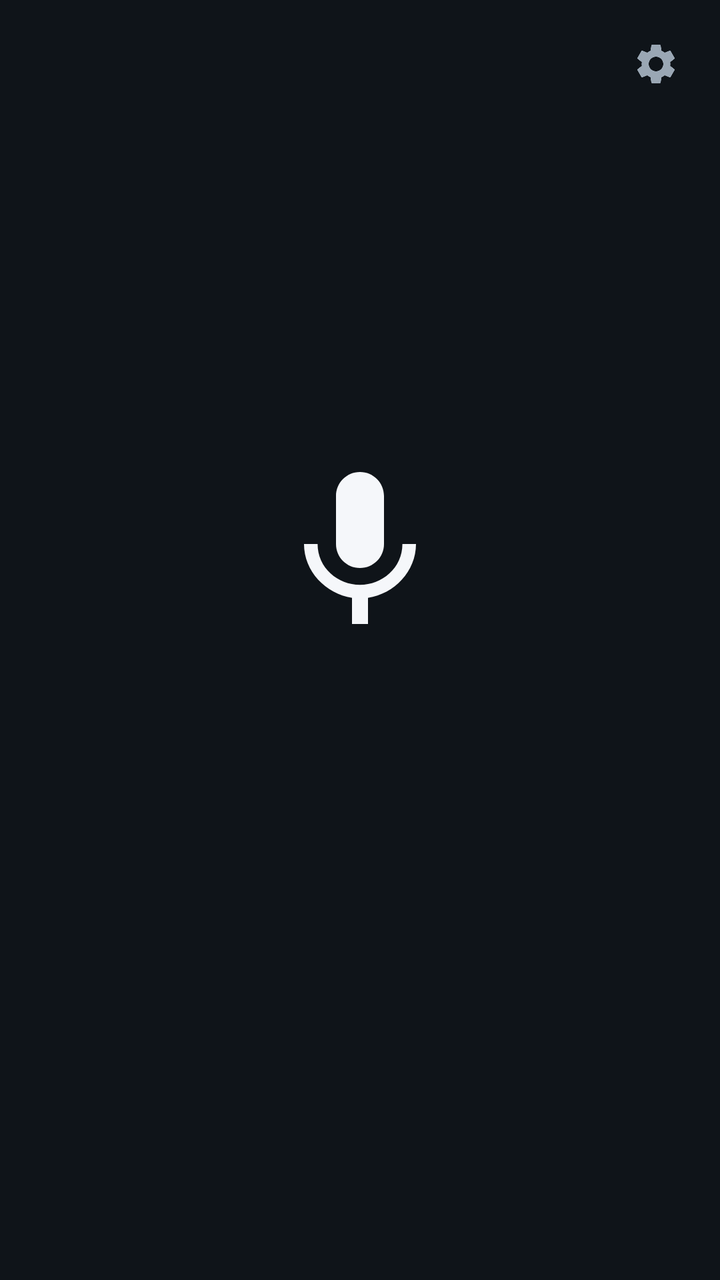
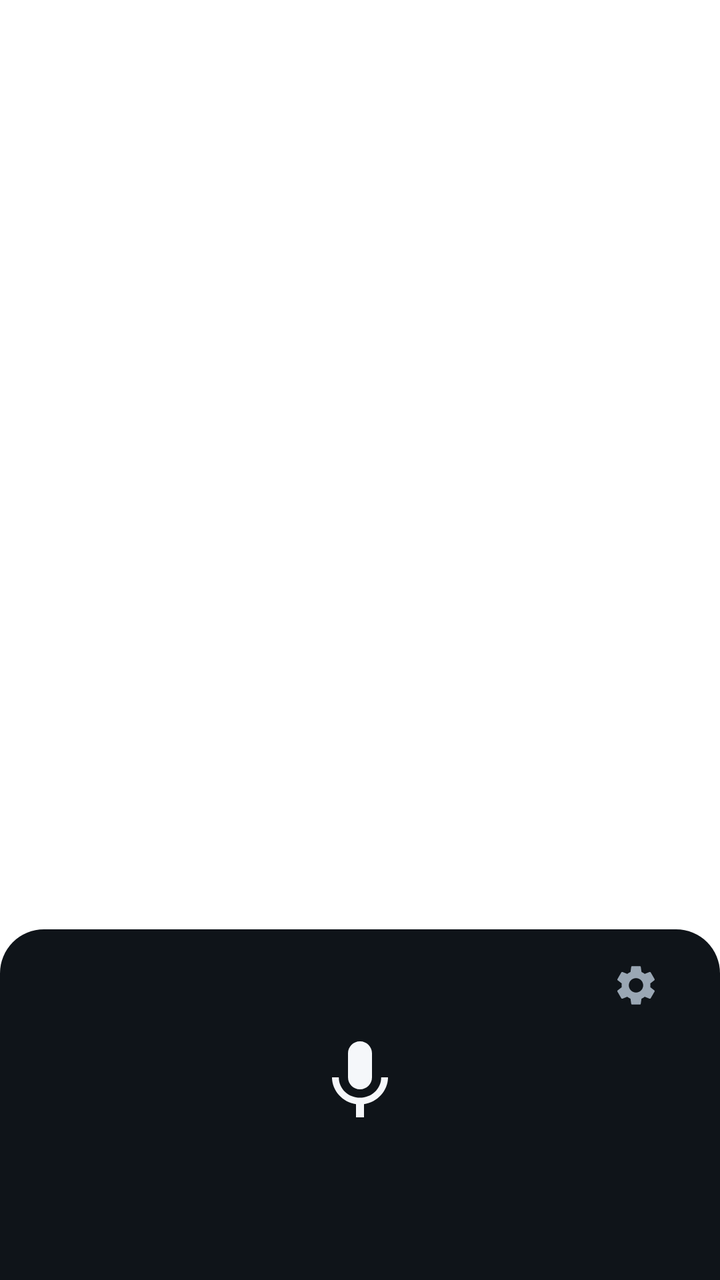

Before-and-after screenshots of an Android layout around one commit, followed by the original layout XML and the change that was made.
<!-- AndroidManifest.xml: activity theme Theme.GptVoiceInput.Recognition -->
<!-- res/layout/activity_recognition.xml -->
<?xml version="1.0" encoding="utf-8"?>
<FrameLayout xmlns:android="http://schemas.android.com/apk/res/android"
    xmlns:app="http://schemas.android.com/apk/res-auto"
    android:id="@+id/root"
    android:layout_width="match_parent"
    android:layout_height="match_parent"
    android:background="@color/recognition_bg"
    android:clickable="true"
    android:focusable="true">

    <LinearLayout
        android:layout_width="wrap_content"
        android:layout_height="wrap_content"
        android:layout_gravity="center"
        android:gravity="center_horizontal"
        android:orientation="vertical"
        android:padding="32dp">

        <ImageView
            android:id="@+id/mic_icon"
            android:layout_width="96dp"
            android:layout_height="96dp"
            android:contentDescription="@string/cd_mic"
            android:src="@drawable/ic_mic"
            app:tint="@color/recognition_fg" />

        <ProgressBar
            android:id="@+id/processing_bar"
            android:layout_width="56dp"
            android:layout_height="56dp"
            android:indeterminateTint="@color/recognition_fg"
            android:visibility="gone" />

        <TextView
            android:id="@+id/status_text"
            android:layout_width="wrap_content"
            android:layout_height="wrap_content"
            android:layout_marginTop="28dp"
            android:textColor="@color/recognition_fg"
            android:textSize="22sp"
            android:textStyle="bold" />

        <TextView
            android:id="@+id/hint_text"
            android:layout_width="wrap_content"
            android:layout_height="wrap_content"
            android:layout_marginTop="10dp"
            android:gravity="center"
            android:textColor="@color/recognition_fg_dim"
            android:textSize="15sp" />

        <LinearLayout
            android:id="@+id/error_buttons"
            android:layout_width="wrap_content"
            android:layout_height="wrap_content"
            android:layout_marginTop="28dp"
            android:orientation="horizontal"
            android:visibility="gone">

            <Button
                android:id="@+id/cancel_button"
                style="?android:attr/borderlessButtonStyle"
                android:layout_width="wrap_content"
                android:layout_height="wrap_content"
                android:text="@string/cancel"
                android:textColor="@color/recognition_fg" />

            <Button
                android:id="@+id/open_settings_error_button"
                style="?android:attr/borderlessButtonStyle"
                android:layout_width="wrap_content"
                android:layout_height="wrap_content"
                android:text="@string/open_settings"
                android:textColor="@color/recognition_fg"
                android:visibility="gone" />

            <Button
                android:id="@+id/retry_button"
                style="?android:attr/borderlessButtonStyle"
                android:layout_width="wrap_content"
                android:layout_height="wrap_content"
                android:text="@string/retry"
                android:textColor="@color/recognition_fg" />
        </LinearLayout>

        <Button
            android:id="@+id/settings_action_button"
            style="?android:attr/borderlessButtonStyle"
            android:layout_width="wrap_content"
            android:layout_height="wrap_content"
            android:layout_marginTop="28dp"
            android:text="@string/open_settings"
            android:textColor="@color/recognition_fg"
            android:visibility="gone" />
    </LinearLayout>

    <ImageButton
        android:id="@+id/gear_button"
        android:layout_width="48dp"
        android:layout_height="48dp"
        android:layout_gravity="top|end"
        android:layout_margin="8dp"
        android:background="?android:attr/selectableItemBackgroundBorderless"
        android:contentDescription="@string/cd_settings"
        android:padding="10dp"
        android:src="@drawable/ic_settings"
        app:tint="@color/recognition_fg_dim" />

</FrameLayout>
<!-- resources referenced by this layout -->
<resources>
  <color name="recognition_bg">#0F1419</color>
  <color name="recognition_fg">#F5F7FA</color>
  <color name="recognition_fg_dim">#9AA7B4</color>
  <!-- drawable ic_mic (drawable) -->
  <?xml version="1.0" encoding="utf-8"?>
  <vector xmlns:android="http://schemas.android.com/apk/res/android"
      android:width="24dp"
      android:height="24dp"
      android:viewportWidth="24"
      android:viewportHeight="24">
      <path
          android:fillColor="#FF000000"
          android:pathData="M12,14c1.66,0 3,-1.34 3,-3V5c0,-1.66 -1.34,-3 -3,-3S9,3.34 9,5v6c0,1.66 1.34,3 3,3zM17.3,11c0,3 -2.54,5.1 -5.3,5.1S6.7,14 6.7,11H5c0,3.41 2.72,6.23 6,6.72V21h2v-3.28c3.28,-0.48 6,-3.3 6,-6.72h-1.7z" />
  </vector>
  <!-- drawable ic_settings (drawable) -->
  <?xml version="1.0" encoding="utf-8"?>
  <vector xmlns:android="http://schemas.android.com/apk/res/android"
      android:width="24dp"
      android:height="24dp"
      android:viewportWidth="24"
      android:viewportHeight="24">
      <path
          android:fillColor="#FF000000"
          android:pathData="M19.14,12.94c0.04,-0.3 0.06,-0.61 0.06,-0.94c0,-0.32 -0.02,-0.64 -0.07,-0.94l2.03,-1.58c0.18,-0.14 0.23,-0.41 0.12,-0.61l-1.92,-3.32c-0.12,-0.22 -0.37,-0.29 -0.59,-0.22l-2.39,0.96c-0.5,-0.38 -1.03,-0.7 -1.62,-0.94L14.4,2.81c-0.04,-0.24 -0.24,-0.41 -0.48,-0.41h-3.84c-0.24,0 -0.43,0.17 -0.47,0.41L9.25,5.35C8.66,5.59 8.12,5.92 7.63,6.29L5.24,5.33c-0.22,-0.08 -0.47,0 -0.59,0.22L2.74,8.87C2.62,9.08 2.66,9.34 2.86,9.48l2.03,1.58C4.84,11.36 4.8,11.69 4.8,12s0.02,0.64 0.07,0.94l-2.03,1.58c-0.18,0.14 -0.23,0.41 -0.12,0.61l1.92,3.32c0.12,0.22 0.37,0.29 0.59,0.22l2.39,-0.96c0.5,0.38 1.03,0.7 1.62,0.94l0.36,2.54c0.05,0.24 0.24,0.41 0.48,0.41h3.84c0.24,0 0.44,-0.17 0.47,-0.41l0.36,-2.54c0.59,-0.24 1.13,-0.56 1.62,-0.94l2.39,0.96c0.22,0.08 0.47,0 0.59,-0.22l1.92,-3.32c0.12,-0.22 0.07,-0.47 -0.12,-0.61L19.14,12.94zM12,15.6c-1.98,0 -3.6,-1.62 -3.6,-3.6s1.62,-3.6 3.6,-3.6s3.6,1.62 3.6,3.6S13.98,15.6 12,15.6z" />
  </vector>
  <string name="cancel">Cancel</string>
  <string name="cd_mic">Microphone</string>
  <string name="cd_settings">Settings</string>
  <string name="open_settings">Open Settings</string>
  <string name="retry">Retry</string>
  <style name="Theme.GptVoiceInput.Recognition" parent="Theme.AppCompat.NoActionBar">
          <item name="android:windowBackground">@color/recognition_bg</item>
          <item name="android:statusBarColor">@color/recognition_bg</item>
          <item name="android:navigationBarColor">@color/recognition_bg</item>
          <item name="android:windowLightStatusBar">false</item>
      </style>
</resources>

<!-- the commit's change to res/layout/activity_recognition.xml (unified diff, before → after) -->
@@ -3,107 +3,117 @@
     xmlns:app="http://schemas.android.com/apk/res-auto"
     android:id="@+id/root"
     android:layout_width="match_parent"
-    android:layout_height="match_parent"
-    android:background="@color/recognition_bg"
-    android:clickable="true"
-    android:focusable="true">
+    android:layout_height="match_parent">
 
     <LinearLayout
-        android:layout_width="wrap_content"
+        android:id="@+id/panel"
+        android:layout_width="match_parent"
         android:layout_height="wrap_content"
-        android:layout_gravity="center"
-        android:gravity="center_horizontal"
+        android:layout_gravity="bottom"
+        android:background="@drawable/panel_background"
+        android:clickable="true"
+        android:focusable="true"
         android:orientation="vertical"
-        android:padding="32dp">
+        android:paddingStart="20dp"
+        android:paddingEnd="20dp"
+        android:paddingBottom="12dp">
 
-        <ImageView
-            android:id="@+id/mic_icon"
-            android:layout_width="96dp"
-            android:layout_height="96dp"
-            android:contentDescription="@string/cd_mic"
-            android:src="@drawable/ic_mic"
-            app:tint="@color/recognition_fg" />
-
-        <ProgressBar
-            android:id="@+id/processing_bar"
-            android:layout_width="56dp"
-            android:layout_height="56dp"
-            android:indeterminateTint="@color/recognition_fg"
-            android:visibility="gone" />
-
-        <TextView
-            android:id="@+id/status_text"
-            android:layout_width="wrap_content"
-            android:layout_height="wrap_content"
-            android:layout_marginTop="28dp"
-            android:textColor="@color/recognition_fg"
-            android:textSize="22sp"
-            android:textStyle="bold" />
-
-        <TextView
-            android:id="@+id/hint_text"
-            android:layout_width="wrap_content"
-            android:layout_height="wrap_content"
-            android:layout_marginTop="10dp"
-            android:gravity="center"
-            android:textColor="@color/recognition_fg_dim"
-            android:textSize="15sp" />
+        <ImageButton
+            android:id="@+id/gear_button"
+            android:layout_width="44dp"
+            android:layout_height="44dp"
+            android:layout_gravity="end"
+            android:layout_marginTop="6dp"
+            android:background="?android:attr/selectableItemBackgroundBorderless"
+            android:contentDescription="@string/cd_settings"
+            android:padding="10dp"
+            android:src="@drawable/ic_settings"
+            app:tint="@color/recognition_fg_dim" />
 
         <LinearLayout
-            android:id="@+id/error_buttons"
-            android:layout_width="wrap_content"
+            android:layout_width="match_parent"
             android:layout_height="wrap_content"
-            android:layout_marginTop="28dp"
-            android:orientation="horizontal"
-            android:visibility="gone">
+            android:gravity="center_horizontal"
+            android:orientation="vertical"
+            android:paddingTop="2dp">
+
+            <ImageView
+                android:id="@+id/mic_icon"
+                android:layout_width="48dp"
+                android:layout_height="48dp"
+                android:contentDescription="@string/cd_mic"
+                android:src="@drawable/ic_mic"
+                app:tint="@color/recognition_fg" />
+
+            <ProgressBar
+                android:id="@+id/processing_bar"
+                android:layout_width="44dp"
+                android:layout_height="44dp"
+                android:indeterminateTint="@color/recognition_fg"
+                android:visibility="gone" />
+
+            <TextView
+                android:id="@+id/status_text"
+                android:layout_width="wrap_content"
+                android:layout_height="wrap_content"
+                android:layout_marginTop="14dp"
+                android:textColor="@color/recognition_fg"
+                android:textSize="18sp"
+                android:textStyle="bold" />
+
+            <TextView
+                android:id="@+id/hint_text"
+                android:layout_width="wrap_content"
+                android:layout_height="wrap_content"
+                android:layout_marginTop="6dp"
+                android:gravity="center"
+                android:maxLines="2"
+                android:textColor="@color/recognition_fg_dim"
+                android:textSize="14sp" />
+
+            <LinearLayout
+                android:id="@+id/error_buttons"
+                android:layout_width="wrap_content"
+                android:layout_height="wrap_content"
+                android:layout_marginTop="12dp"
+                android:orientation="horizontal"
+                android:visibility="gone">
+
+                <Button
+                    android:id="@+id/cancel_button"
+                    style="?android:attr/borderlessButtonStyle"
+                    android:layout_width="wrap_content"
+                    android:layout_height="wrap_content"
+                    android:text="@string/cancel"
+                    android:textColor="@color/recognition_fg" />
+
+                <Button
+                    android:id="@+id/open_settings_error_button"
+                    style="?android:attr/borderlessButtonStyle"
+                    android:layout_width="wrap_content"
+                    android:layout_height="wrap_content"
+                    android:text="@string/open_settings"
+                    android:textColor="@color/recognition_fg"
+                    android:visibility="gone" />
+
+                <Button
+                    android:id="@+id/retry_button"
+                    style="?android:attr/borderlessButtonStyle"
+                    android:layout_width="wrap_content"
+                    android:layout_height="wrap_content"
+                    android:text="@string/retry"
+                    android:textColor="@color/recognition_fg" />
+            </LinearLayout>
 
             <Button
-                android:id="@+id/cancel_button"
+                android:id="@+id/settings_action_button"
                 style="?android:attr/borderlessButtonStyle"
                 android:layout_width="wrap_content"
                 android:layout_height="wrap_content"
-                android:text="@string/cancel"
-                android:textColor="@color/recognition_fg" />
-
-            <Button
-                android:id="@+id/open_settings_error_button"
-                style="?android:attr/borderlessButtonStyle"
-                android:layout_width="wrap_content"
-                android:layout_height="wrap_content"
+                android:layout_marginTop="12dp"
                 android:text="@string/open_settings"
                 android:textColor="@color/recognition_fg"
                 android:visibility="gone" />
-
-            <Button
-                android:id="@+id/retry_button"
-                style="?android:attr/borderlessButtonStyle"
-                android:layout_width="wrap_content"
-                android:layout_height="wrap_content"
-                android:text="@string/retry"
-                android:textColor="@color/recognition_fg" />
         </LinearLayout>
-
-        <Button
-            android:id="@+id/settings_action_button"
-            style="?android:attr/borderlessButtonStyle"
-            android:layout_width="wrap_content"
-            android:layout_height="wrap_content"
-            android:layout_marginTop="28dp"
-            android:text="@string/open_settings"
-            android:textColor="@color/recognition_fg"
-            android:visibility="gone" />
     </LinearLayout>
-
-    <ImageButton
-        android:id="@+id/gear_button"
-        android:layout_width="48dp"
-        android:layout_height="48dp"
-        android:layout_gravity="top|end"
-        android:layout_margin="8dp"
-        android:background="?android:attr/selectableItemBackgroundBorderless"
-        android:contentDescription="@string/cd_settings"
-        android:padding="10dp"
-        android:src="@drawable/ic_settings"
-        app:tint="@color/recognition_fg_dim" />
-
 </FrameLayout>
<!-- resource entries referenced after the edit -->
@@ -1,6 +1,5 @@
 <!-- resources referenced by this layout -->
 <resources>
-  <color name="recognition_bg">#0F1419</color>
   <color name="recognition_fg">#F5F7FA</color>
   <color name="recognition_fg_dim">#9AA7B4</color>
   <!-- drawable ic_mic (drawable) -->
@@ -25,16 +24,35 @@
           android:fillColor="#FF000000"
           android:pathData="M19.14,12.94c0.04,-0.3 0.06,-0.61 0.06,-0.94c0,-0.32 -0.02,-0.64 -0.07,-0.94l2.03,-1.58c0.18,-0.14 0.23,-0.41 0.12,-0.61l-1.92,-3.32c-0.12,-0.22 -0.37,-0.29 -0.59,-0.22l-2.39,0.96c-0.5,-0.38 -1.03,-0.7 -1.62,-0.94L14.4,2.81c-0.04,-0.24 -0.24,-0.41 -0.48,-0.41h-3.84c-0.24,0 -0.43,0.17 -0.47,0.41L9.25,5.35C8.66,5.59 8.12,5.92 7.63,6.29L5.24,5.33c-0.22,-0.08 -0.47,0 -0.59,0.22L2.74,8.87C2.62,9.08 2.66,9.34 2.86,9.48l2.03,1.58C4.84,11.36 4.8,11.69 4.8,12s0.02,0.64 0.07,0.94l-2.03,1.58c-0.18,0.14 -0.23,0.41 -0.12,0.61l1.92,3.32c0.12,0.22 0.37,0.29 0.59,0.22l2.39,-0.96c0.5,0.38 1.03,0.7 1.62,0.94l0.36,2.54c0.05,0.24 0.24,0.41 0.48,0.41h3.84c0.24,0 0.44,-0.17 0.47,-0.41l0.36,-2.54c0.59,-0.24 1.13,-0.56 1.62,-0.94l2.39,0.96c0.22,0.08 0.47,0 0.59,-0.22l1.92,-3.32c0.12,-0.22 0.07,-0.47 -0.12,-0.61L19.14,12.94zM12,15.6c-1.98,0 -3.6,-1.62 -3.6,-3.6s1.62,-3.6 3.6,-3.6s3.6,1.62 3.6,3.6S13.98,15.6 12,15.6z" />
   </vector>
+  <!-- drawable panel_background (drawable) -->
+  <?xml version="1.0" encoding="utf-8"?>
+  <shape xmlns:android="http://schemas.android.com/apk/res/android"
+      android:shape="rectangle">
+      <solid android:color="@color/recognition_bg" />
+      <corners
+          android:topLeftRadius="22dp"
+          android:topRightRadius="22dp" />
+  </shape>
   <string name="cancel">Cancel</string>
   <string name="cd_mic">Microphone</string>
   <string name="cd_settings">Settings</string>
   <string name="open_settings">Open Settings</string>
   <string name="retry">Retry</string>
   <style name="Theme.GptVoiceInput.Recognition" parent="Theme.AppCompat.NoActionBar">
-          <item name="android:windowBackground">@color/recognition_bg</item>
-          <item name="android:statusBarColor">@color/recognition_bg</item>
-          <item name="android:navigationBarColor">@color/recognition_bg</item>
+          <item name="android:windowBackground">@android:color/transparent</item>
+          <item name="android:windowIsTranslucent">true</item>
+          <item name="android:backgroundDimEnabled">false</item>
+          <item name="android:windowNoTitle">true</item>
+          <item name="android:windowContentOverlay">@null</item>
+          <item name="android:statusBarColor">@android:color/transparent</item>
+          <item name="android:navigationBarColor">@android:color/transparent</item>
           <item name="android:windowLightStatusBar">false</item>
+          <item name="android:windowAnimationStyle">@style/RecognitionWindowAnimation</item>
+      </style>
+  <color name="recognition_bg">#0F1419</color>
+  <style name="RecognitionWindowAnimation">
+          <item name="android:windowEnterAnimation">@anim/panel_slide_up</item>
+          <item name="android:windowExitAnimation">@anim/panel_slide_down</item>
       </style>
 </resources>
 
